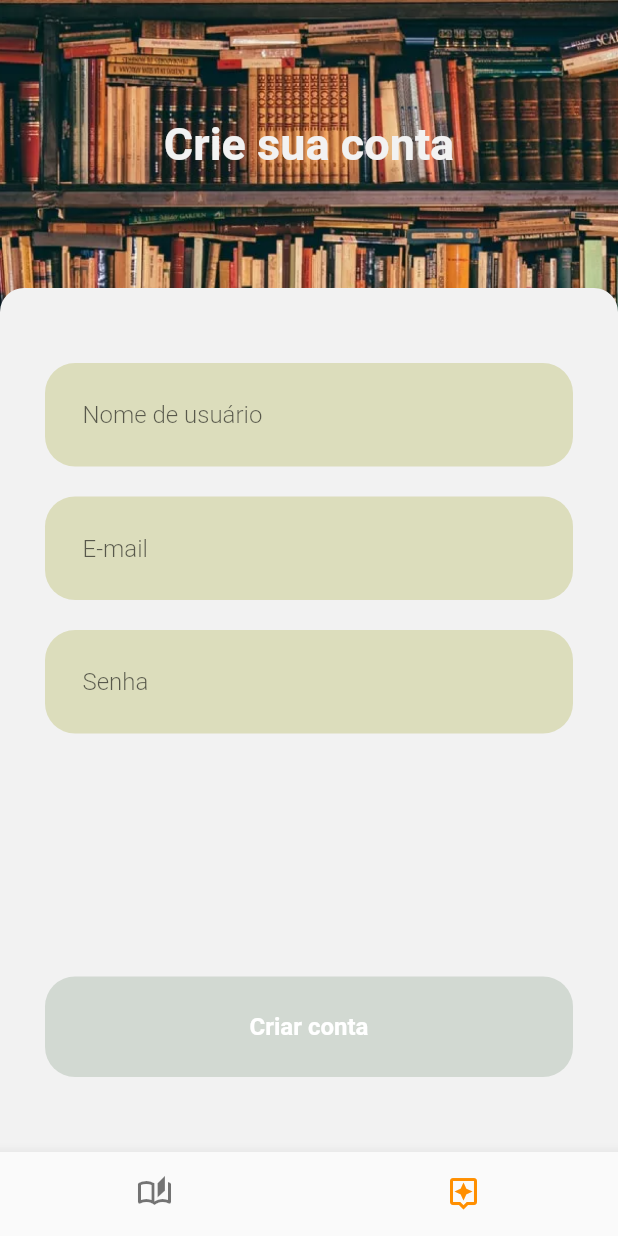
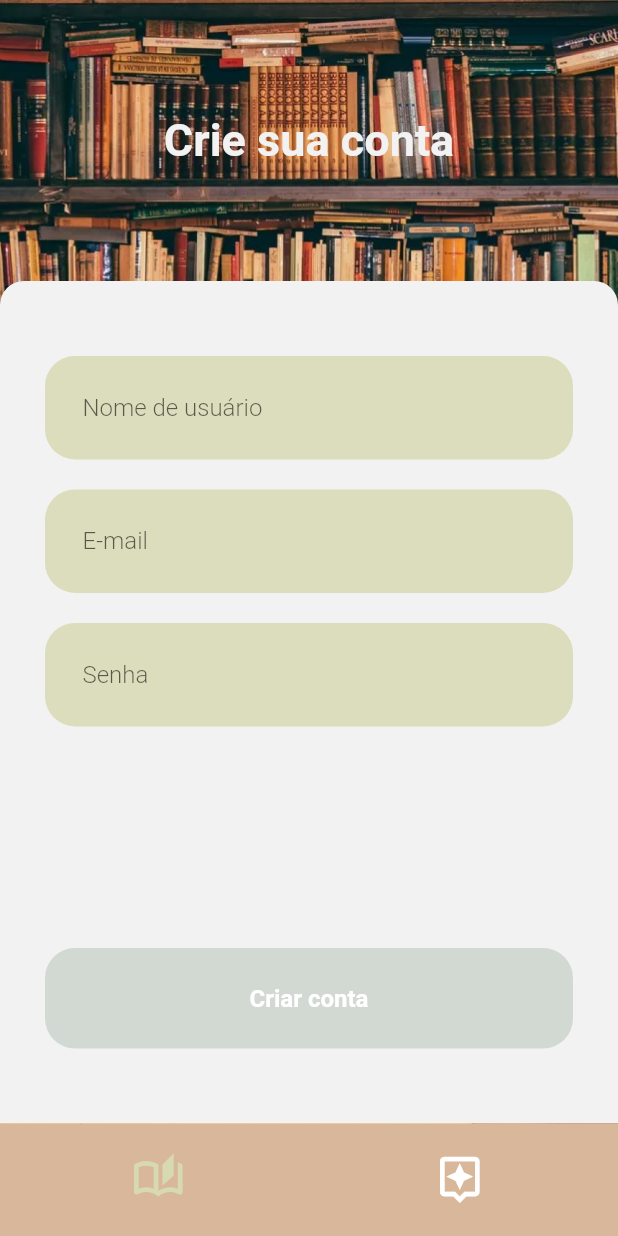
Before and after one commit to diozenio/bookstop, a Flutter app: the screen it shows after launch, item 2 of the bottom bar chosen, on a phone screen of 412 x 824 dp. Run offline on Flutter 3.47's test engine with Material 2 defaults, Android fonts, the phone set to English and light mode, and no system bars; network calls fail; Roboto replaces fonts that are missing (Times New Roman).

Commit message:
Navbar finalizada

```diff
--- a/lib/pages/navbar.dart
+++ b/lib/pages/navbar.dart
@@ -30,22 +30,29 @@ class _NavbarState extends State<Navbar> {
       body: Center(
         child: _widgetOptions.elementAt(_selectedIndex),
       ),
-      bottomNavigationBar: BottomNavigationBar(
+      bottomNavigationBar: Container(
+        padding: EdgeInsets.all(5),
+        decoration: BoxDecoration(color: Color(0xffD9B79A)),
+        child: BottomNavigationBar(
+          elevation: 0,
           showSelectedLabels: false,
           showUnselectedLabels: false,
           items: const <BottomNavigationBarItem>[
             BottomNavigationBarItem(
-            icon: Icon(Icons.auto_stories_outlined),
+              icon: Icon(Icons.auto_stories_outlined, size: 35),
               label: 'Biblioteca',
             ),
             BottomNavigationBarItem(
-            icon: Icon(Icons.assistant_outlined),
+              icon: Icon(Icons.assistant_outlined, size: 35),
               label: 'Recomendações',
             ),
           ],
           currentIndex: _selectedIndex,
-        selectedItemColor: Colors.amber[800],
+          selectedItemColor: Colors.white,
+          backgroundColor: Color(0xffD9B79A),
+          unselectedItemColor: Color(0xffD7D9B0),
           onTap: _onItemTapped,
+        ),
       ),
     );
   }
```
Lines whose indentation alone changed are shown as unchanged.
